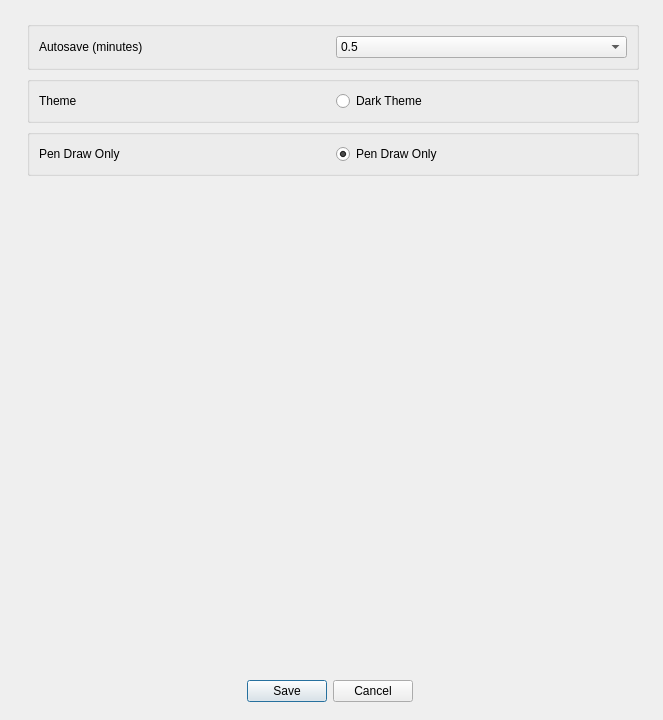
stroblme/UNote, file src/main/python/ui/preferences_gui.ui: the form before one commit.
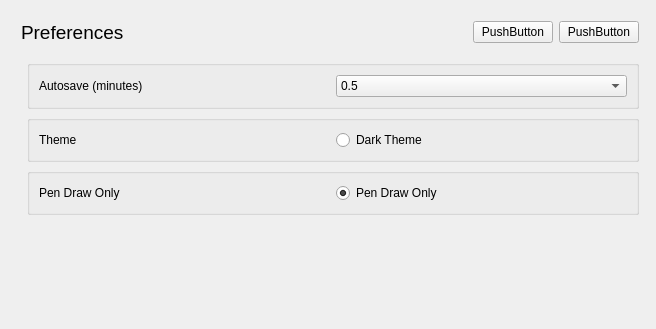
The form after the commit.

Commit message: begun tuning preferences

Patch:
```diff
--- a/src/main/python/ui/preferences_gui.ui
+++ b/src/main/python/ui/preferences_gui.ui
@@ -2,31 +2,96 @@
 <ui version="4.0">
  <author>Melvin Strobl</author>
  <class>PreferencesDialog</class>
- <widget class="QDialog" name="PreferencesDialog">
+ <widget class="QWidget" name="PreferencesDialog">
   <property name="geometry">
    <rect>
     <x>0</x>
     <y>0</y>
-    <width>663</width>
-    <height>720</height>
+    <width>656</width>
+    <height>329</height>
    </rect>
   </property>
+  <property name="sizePolicy">
+   <sizepolicy hsizetype="Preferred" vsizetype="Preferred">
+    <horstretch>0</horstretch>
+    <verstretch>0</verstretch>
+   </sizepolicy>
+  </property>
   <property name="windowTitle">
    <string>UNote - Preferences</string>
   </property>
   <layout class="QVBoxLayout" name="verticalLayout">
    <item>
     <widget class="QWidget" name="centralwidget" native="true">
-     <widget class="QWidget" name="">
+     <widget class="QWidget" name="layoutWidget">
       <property name="geometry">
        <rect>
         <x>10</x>
         <y>10</y>
         <width>618</width>
-        <height>681</height>
+        <height>291</height>
        </rect>
       </property>
       <layout class="QVBoxLayout" name="verticalLayout_3">
+       <item>
+        <layout class="QHBoxLayout" name="horizontalLayout">
+         <item>
+          <widget class="QLabel" name="label">
+           <property name="font">
+            <font>
+             <pointsize>14</pointsize>
+            </font>
+           </property>
+           <property name="text">
+            <string>Preferences</string>
+           </property>
+          </widget>
+         </item>
+         <item>
+          <spacer name="horizontalSpacer">
+           <property name="orientation">
+            <enum>Qt::Horizontal</enum>
+           </property>
+           <property name="sizeHint" stdset="0">
+            <size>
+             <width>40</width>
+             <height>20</height>
+            </size>
+           </property>
+          </spacer>
+         </item>
+         <item>
+          <widget class="QPushButton" name="pushButton_2">
+           <property name="text">
+            <string>PushButton</string>
+           </property>
+          </widget>
+         </item>
+         <item>
+          <widget class="QPushButton" name="pushButton">
+           <property name="text">
+            <string>PushButton</string>
+           </property>
+          </widget>
+         </item>
+        </layout>
+       </item>
+       <item>
+        <spacer name="verticalSpacer_2">
+         <property name="orientation">
+          <enum>Qt::Vertical</enum>
+         </property>
+         <property name="sizeType">
+          <enum>QSizePolicy::Fixed</enum>
+         </property>
+         <property name="sizeHint" stdset="0">
+          <size>
+           <width>20</width>
+           <height>10</height>
+          </size>
+         </property>
+        </spacer>
+       </item>
        <item>
         <layout class="QFormLayout" name="formLayout">
          <item row="0" column="1">
@@ -147,36 +212,6 @@
          </item>
         </layout>
        </item>
-       <item>
-        <spacer name="verticalSpacer">
-         <property name="orientation">
-          <enum>Qt::Vertical</enum>
-         </property>
-         <property name="sizeHint" stdset="0">
-          <size>
-           <width>20</width>
-           <height>40</height>
-          </size>
-         </property>
-        </spacer>
-       </item>
-       <item>
-        <layout class="QHBoxLayout" name="horizontalLayout_4">
-         <item>
-          <widget class="QDialogButtonBox" name="buttonBox">
-           <property name="layoutDirection">
-            <enum>Qt::LeftToRight</enum>
-           </property>
-           <property name="standardButtons">
-            <set>QDialogButtonBox::Cancel|QDialogButtonBox::Save</set>
-           </property>
-           <property name="centerButtons">
-            <bool>true</bool>
-           </property>
-          </widget>
-         </item>
-        </layout>
-       </item>
       </layout>
      </widget>
     </widget>
```
Left out of the diff: 35 changed lines with no effect on the pictures. The commit also changes 2 other files.
